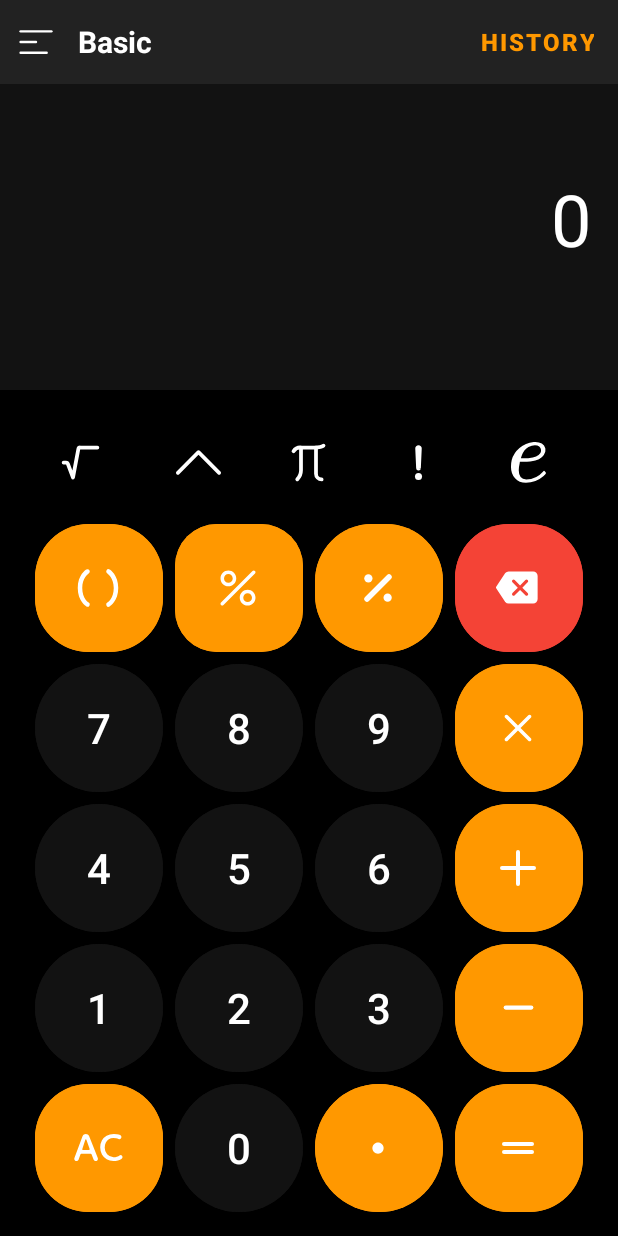
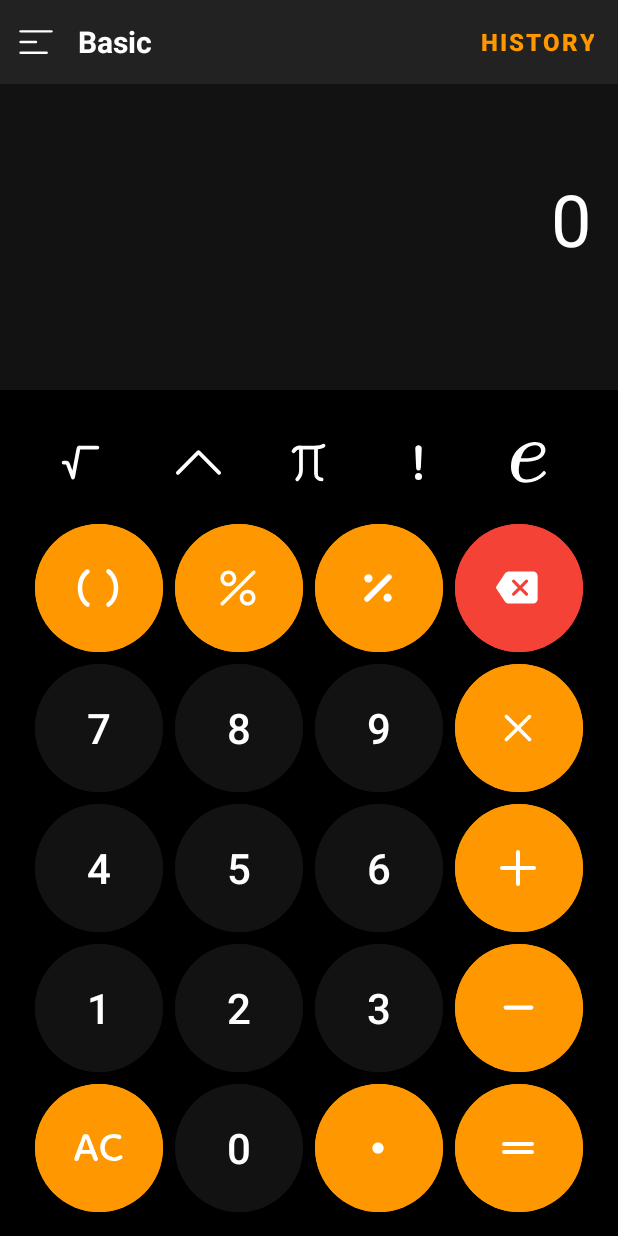
Before and after one commit to shaadowapp/1calculator, an Android app: the screen it shows after launch (MainActivity), on a phone screen of 412 x 824 dp. Run offline under Robolectric (Android 15) with nearby library versions, the phone set to English and light mode, and no system bars.

Commit message:
UI fixes

```diff
--- a/app/src/main/res/layout/activity_main.xml
+++ b/app/src/main/res/layout/activity_main.xml
@@ -201,7 +201,7 @@
                 android:layout_width="85dp"
                 android:layout_height="85dp"
                 android:layout_margin="4dp"
-                app:cornerRadius="36dp"
+                app:cornerRadius="55dp"
                 android:backgroundTint="#FF9800"
                 android:textColor="@color/white"
                 app:icon="@drawable/ic_brackets"
@@ -218,7 +218,7 @@
                 android:layout_width="85dp"
                 android:layout_height="85dp"
                 android:layout_margin="4dp"
-                app:cornerRadius="28dp"
+                app:cornerRadius="55dp"
                 android:backgroundTint="#FF9800"
                 android:textColor="@color/white"
                 app:icon="@drawable/ic_percent"
@@ -235,7 +235,7 @@
                 android:layout_width="85dp"
                 android:layout_height="85dp"
                 android:layout_margin="4dp"
-                app:cornerRadius="38dp"
+                app:cornerRadius="55dp"
                 android:backgroundTint="#FF9800"
                 android:textColor="@color/white"
                 app:icon="@drawable/ic_divide"
@@ -252,7 +252,7 @@
                 android:layout_width="85dp"
                 android:layout_height="85dp"
                 android:layout_margin="4dp"
-                app:cornerRadius="36dp"
+                app:cornerRadius="55dp"
                 android:backgroundTint="#F44336"
                 android:textColor="@color/white"
                 app:icon="@drawable/ic_backspace"
@@ -281,7 +281,7 @@
                 android:textSize="28sp"
                 android:layout_margin="4dp"
                 style="@style/Widget.MaterialComponents.ExtendedFloatingActionButton"
-                app:cornerRadius="42.5dp"
+                app:cornerRadius="55dp"
                 android:backgroundTint="#121212"/>
 
             <com.google.android.material.button.MaterialButton
@@ -293,7 +293,7 @@
                 android:textSize="28sp"
                 android:layout_margin="4dp"
                 style="@style/Widget.MaterialComponents.ExtendedFloatingActionButton"
-                app:cornerRadius="42.5dp"
+                app:cornerRadius="55dp"
                 android:backgroundTint="#121212" />
 
             <com.google.android.material.button.MaterialButton
@@ -305,7 +305,7 @@
                 android:textSize="28sp"
                 android:layout_margin="4dp"
                 style="@style/Widget.MaterialComponents.ExtendedFloatingActionButton"
-                app:cornerRadius="42.5dp"
+                app:cornerRadius="55dp"
                 android:backgroundTint="#121212" />
 
             <com.google.android.material.button.MaterialButton
@@ -313,7 +313,7 @@
                 android:layout_width="85dp"
                 android:layout_height="85dp"
                 android:layout_margin="4dp"
-                app:cornerRadius="36dp"
+                app:cornerRadius="55dp"
                 android:backgroundTint="#FF9800"
                 android:textColor="@color/white"
                 app:icon="@drawable/ic_multiply"
@@ -342,7 +342,7 @@
                 android:textSize="28sp"
                 android:layout_margin="4dp"
                 style="@style/Widget.MaterialComponents.ExtendedFloatingActionButton"
-                app:cornerRadius="42.5dp"
+                app:cornerRadius="55dp"
                 android:backgroundTint="#121212" />
 
             <com.google.android.material.button.MaterialButton
@@ -354,7 +354,7 @@
                 android:textSize="28sp"
                 android:layout_margin="4dp"
                 style="@style/Widget.MaterialComponents.ExtendedFloatingActionButton"
-                app:cornerRadius="42.5dp"
+                app:cornerRadius="55dp"
                 android:backgroundTint="#121212" />
 
             <com.google.android.material.button.MaterialButton
@@ -366,7 +366,7 @@
                 android:textSize="28sp"
                 android:layout_margin="4dp"
                 style="@style/Widget.MaterialComponents.ExtendedFloatingActionButton"
-                app:cornerRadius="42.5dp"
+                app:cornerRadius="55dp"
                 android:backgroundTint="#121212" />
 
             <com.google.android.material.button.MaterialButton
@@ -374,7 +374,7 @@
                 android:layout_width="85dp"
                 android:layout_height="85dp"
                 android:layout_margin="4dp"
-                app:cornerRadius="36dp"
+                app:cornerRadius="55dp"
                 android:backgroundTint="#FF9800"
                 android:textColor="@color/white"
                 app:icon="@drawable/ic_plus"
@@ -403,7 +403,7 @@
                 android:textSize="28sp"
                 android:layout_margin="4dp"
                 style="@style/Widget.MaterialComponents.ExtendedFloatingActionButton"
-                app:cornerRadius="42.5dp"
+                app:cornerRadius="55dp"
                 android:backgroundTint="#121212" />
 
             <com.google.android.material.button.MaterialButton
@@ -415,7 +415,7 @@
                 android:textSize="28sp"
                 android:layout_margin="4dp"
                 style="@style/Widget.MaterialComponents.ExtendedFloatingActionButton"
-                app:cornerRadius="42.5dp"
+                app:cornerRadius="55dp"
                 android:backgroundTint="#121212" />
 
             <com.google.android.material.button.MaterialButton
@@ -427,7 +427,7 @@
                 android:textSize="28sp"
                 android:layout_margin="4dp"
                 style="@style/Widget.MaterialComponents.ExtendedFloatingActionButton"
-                app:cornerRadius="42.5dp"
+                app:cornerRadius="55dp"
                 android:backgroundTint="#121212" />
 
             <com.google.android.material.button.MaterialButton
@@ -435,7 +435,7 @@
                 android:layout_width="85dp"
                 android:layout_height="85dp"
                 android:layout_margin="4dp"
-                app:cornerRadius="36dp"
+                app:cornerRadius="55dp"
                 android:backgroundTint="#FF9800"
                 android:textColor="@color/white"
                 app:icon="@drawable/ic_minus"
@@ -460,7 +460,7 @@
                 android:layout_width="85dp"
                 android:layout_height="85dp"
                 android:layout_margin="4dp"
-                app:cornerRadius="36dp"
+                app:cornerRadius="55dp"
                 android:backgroundTint="#FF9800"
                 android:textColor="@color/white"
                 app:icon="@drawable/ic_ac"
@@ -490,7 +490,7 @@
                 android:layout_width="85dp"
                 android:layout_height="85dp"
                 android:layout_margin="4dp"
-                app:cornerRadius="42.5dp"
+                app:cornerRadius="55dp"
                 android:backgroundTint="#FF9800"
                 android:textColor="@color/white"
                 app:icon="@drawable/ic_dot"
@@ -507,7 +507,7 @@
                 android:layout_width="85dp"
                 android:layout_height="85dp"
                 android:layout_margin="4dp"
-                app:cornerRadius="36dp"
+                app:cornerRadius="55dp"
                 android:backgroundTint="#FF9800"
                 android:textColor="@color/white"
                 app:icon="@drawable/ic_equals"
```
